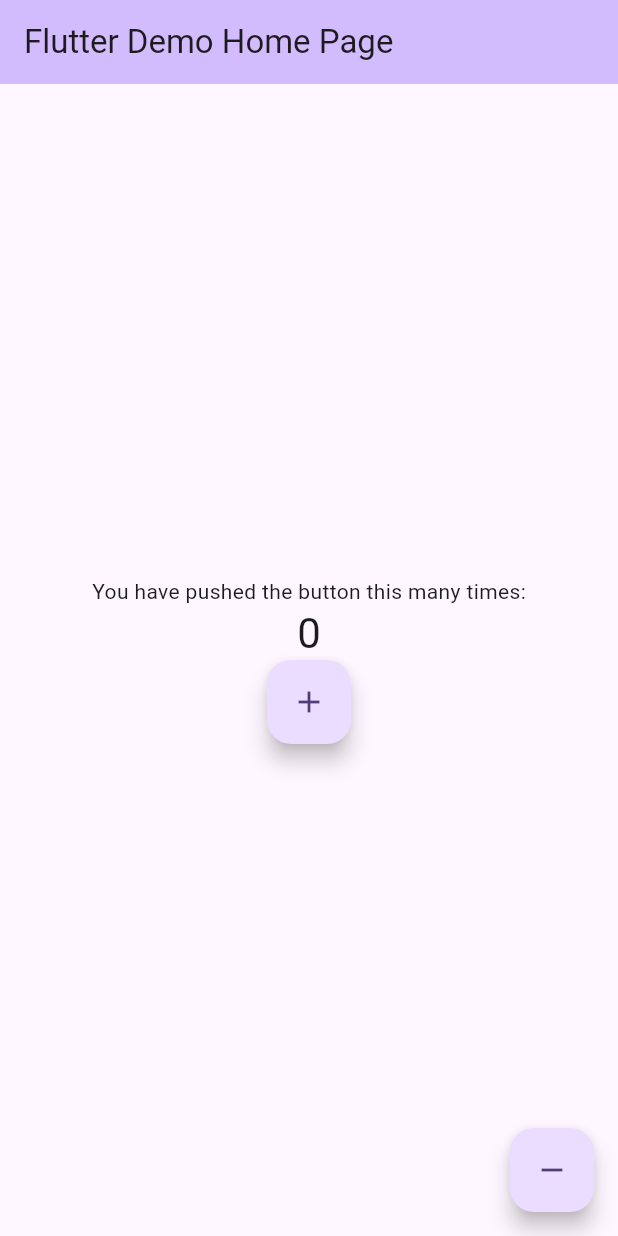
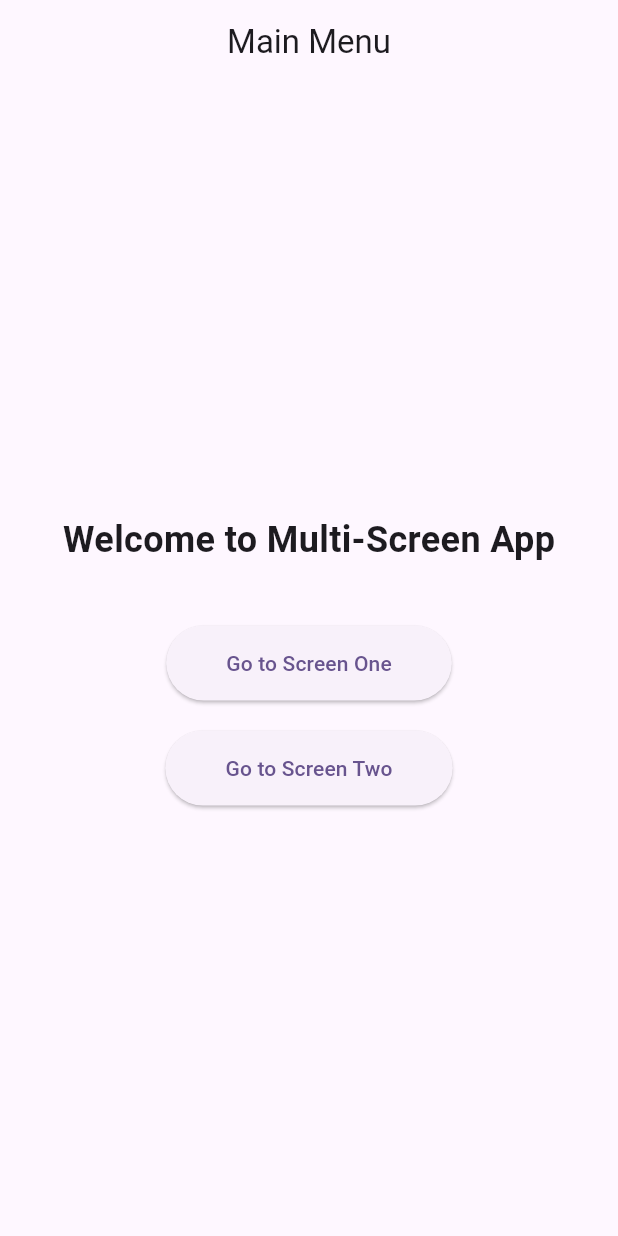
Before and after one commit to henryhazelton-uni/CrossPlatform, a Flutter app: the screen it shows after launch, on a phone screen of 412 x 824 dp. Run offline on Flutter 3.47's test engine with Material 3 defaults, Android fonts, the phone set to English and light mode, and no system bars.

Commit message:
added some pages and getting use to flutter

```diff
--- a/lib/main.dart
+++ b/lib/main.dart
@@ -1,3 +1,5 @@
+import 'package:crossplatform_assessement_two_app/pages/home/home_page.dart';
+import 'package:crossplatform_assessement_two_app/pages/menus/menu_screen.dart';
 import 'package:flutter/material.dart';
 
 void main() {
@@ -11,7 +13,7 @@ class MyApp extends StatelessWidget {
   @override
   Widget build(BuildContext context) {
     return MaterialApp(
-      title: 'Flutter Demo',
+      title: 'Welcome',
       theme: ThemeData(
         // This is the theme of your application.
         //
@@ -30,108 +32,7 @@ class MyApp extends StatelessWidget {
         // tested with just a hot reload.
         colorScheme: .fromSeed(seedColor: Colors.deepPurple),
       ),
-      home: const MyHomePage(title: 'Flutter Demo Home Page'),
+      home: const MenuScreen(title: 'Login Screen'),
     );
   }
 }
-
-class MyHomePage extends StatefulWidget {
-  const MyHomePage({super.key, required this.title});
-
-  // This widget is the home page of your application. It is stateful, meaning
-  // that it has a State object (defined below) that contains fields that affect
-  // how it looks.
-
-  // This class is the configuration for the state. It holds the values (in this
-  // case the title) provided by the parent (in this case the App widget) and
-  // used by the build method of the State. Fields in a Widget subclass are
-  // always marked "final".
-
-  final String title;
-
-  @override
-  State<MyHomePage> createState() => _MyHomePageState();
-}
-
-class _MyHomePageState extends State<MyHomePage> {
-  int _counter = 0;
-
-  void _incrementCounter() {
-    setState(() {
-      // This call to setState tells the Flutter framework that something has
-      // changed in this State, which causes it to rerun the build method below
-      // so that the display can reflect the updated values. If we changed
-      // _counter without calling setState(), then the build method would not be
-      // called again, and so nothing would appear to happen.
-      _counter = _counter + 4;
-    });
-  }
-
-  void _decrementCounter() {
-    setState(() {
-      if (_counter > 0) {
-        _counter = _counter - 4;
-      } else {
-        _counter = 0;
-      }
-    });
-  }
-
-  @override
-  Widget build(BuildContext context) {
-    // This method is rerun every time setState is called, for instance as done
-    // by the _incrementCounter method above.
-    //
-    // The Flutter framework has been optimized to make rerunning build methods
-    // fast, so that you can just rebuild anything that needs updating rather
-    // than having to individually change instances of widgets.
-    return Scaffold(
-      appBar: AppBar(
-        // TRY THIS: Try changing the color here to a specific color (to
-        // Colors.amber, perhaps?) and trigger a hot reload to see the AppBar
-        // change color while the other colors stay the same.
-        backgroundColor: Theme.of(context).colorScheme.inversePrimary,
-        // Here we take the value from the MyHomePage object that was created by
-        // the App.build method, and use it to set our appbar title.
-        title: Text(widget.title),
-      ),
-      body: Center(
-        // Center is a layout widget. It takes a single child and positions it
-        // in the middle of the parent.
-        child: Column(
-          // Column is also a layout widget. It takes a list of children and
-          // arranges them vertically. By default, it sizes itself to fit its
-          // children horizontally, and tries to be as tall as its parent.
-          //
-          // Column has various properties to control how it sizes itself and
-          // how it positions its children. Here we use mainAxisAlignment to
-          // center the children vertically; the main axis here is the vertical
-          // axis because Columns are vertical (the cross axis would be
-          // horizontal).
-          //
-          // TRY THIS: Invoke "debug painting" (choose the "Toggle Debug Paint"
-          // action in the IDE, or press "p" in the console), to see the
-          // wireframe for each widget.
-          mainAxisAlignment: .center,
-          children: [
-            const Text('You have pushed the button this many times:'),
-            Text(
-              '$_counter',
-              style: Theme.of(context).textTheme.headlineMedium,
-            ),
-            FloatingActionButton(
-              onPressed: _incrementCounter,
-              tooltip: 'Increment',
-              child: const Icon(Icons.add),
-            ),
-          ],
-        ),
-      ),
-      floatingActionButton: FloatingActionButton(
-        onPressed: _decrementCounter,
-        tooltip: 'Increment',
-        child: const Icon(Icons.remove),
-      ),
-    );
-  }
-}
--- /dev/null
+++ b/lib/pages/menus/menu_screen.dart
@@ -0,0 +1,50 @@
+// Menu Screen
+
+import 'package:flutter/material.dart';
+
+class MenuScreen extends StatelessWidget {
+  const MenuScreen({Key? key, required String title}) : super(key: key);
+  @override
+  Widget build(BuildContext context) {
+    return Scaffold(
+      appBar: AppBar(title: const Text('Main Menu'), centerTitle: true),
+      body: Center(
+        child: Column(
+          mainAxisAlignment: MainAxisAlignment.center,
+          children: [
+            const Text(
+              'Welcome to Multi-Screen App',
+              style: TextStyle(fontSize: 24, fontWeight: FontWeight.bold),
+            ),
+            const SizedBox(height: 40),
+            ElevatedButton(
+              onPressed: () {
+                // TODO: Navigate to Screen One
+              },
+              child: const Text('Go to Screen One'),
+              style: ElevatedButton.styleFrom(
+                padding: const EdgeInsets.symmetric(
+                  horizontal: 40,
+                  vertical: 15,
+                ),
+              ),
+            ),
+            const SizedBox(height: 20),
+            ElevatedButton(
+              onPressed: () {
+                // TODO: Navigate to Screen Two
+              },
+              child: const Text('Go to Screen Two'),
+              style: ElevatedButton.styleFrom(
+                padding: const EdgeInsets.symmetric(
+                  horizontal: 40,
+                  vertical: 15,
+                ),
+              ),
+            ),
+          ],
+        ),
+      ),
+    );
+  }
+}
```
Also changed, not shown: lib/pages/menus/login_screen.dart (added).
